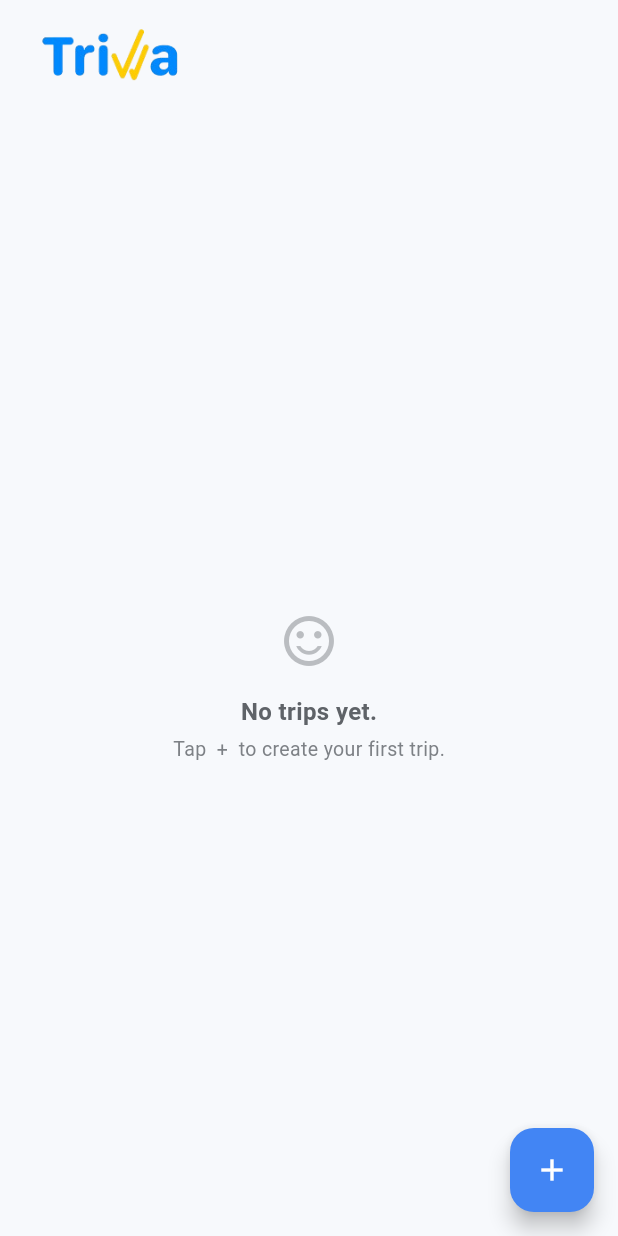
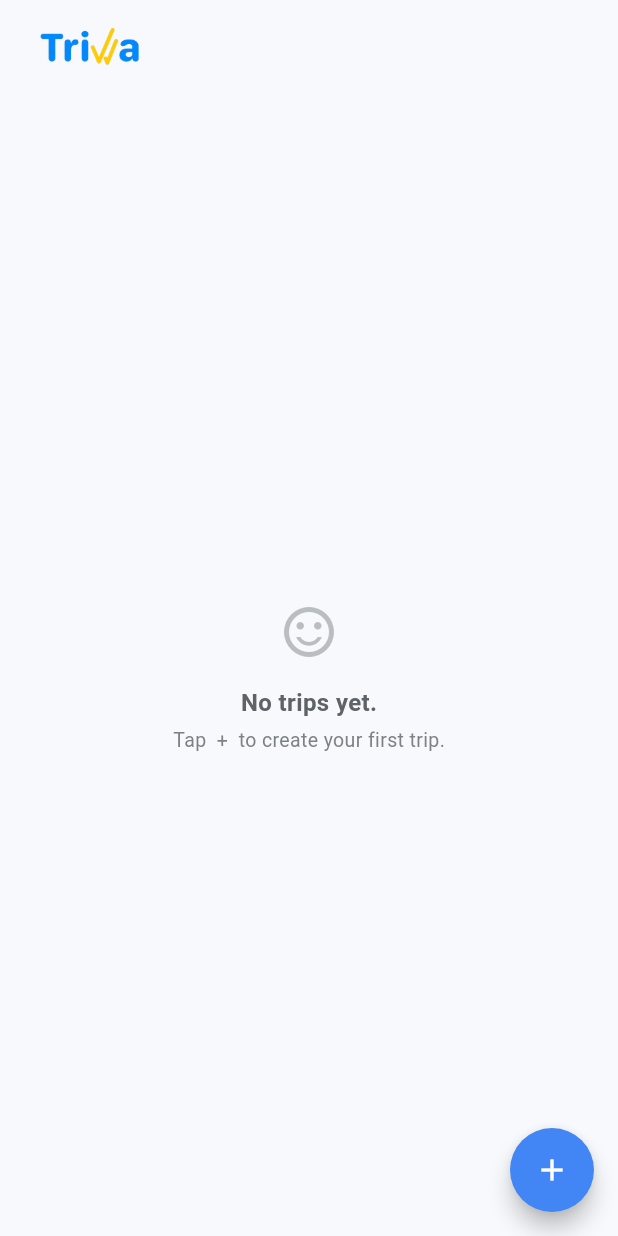
Before and after one commit to isnanramalia/triva_app, a Flutter app: the TripsListPage screen opened by its route, on a phone screen of 412 x 824 dp. Run offline on Flutter 3.47's test engine with Material 3 defaults, Android fonts, the phone set to English and light mode, and no system bars; Roboto replaces fonts that are missing (SF_Pro_Font).

Commit message:
style: :art: rounded button

```diff
--- a/lib/features/trips/trips_list_page.dart
+++ b/lib/features/trips/trips_list_page.dart
@@ -12,6 +12,7 @@ class TripsListPage extends StatelessWidget {
       backgroundColor: AppColors.surface,
       floatingActionButton: FloatingActionButton(
         onPressed: () => _showTripActionsSheet(context),
+        shape: const CircleBorder(),
         child: const Icon(Icons.add),
       ),
       body: SafeArea(
@@ -24,7 +25,7 @@ class TripsListPage extends StatelessWidget {
                 alignment: Alignment.centerLeft,
                 child: Image.asset(
                   'lib/assets/images/logo_triva.png',
-                  height: 44,
+                  height: 32,
                 ),
               ),
               const SizedBox(height: 48),
```
